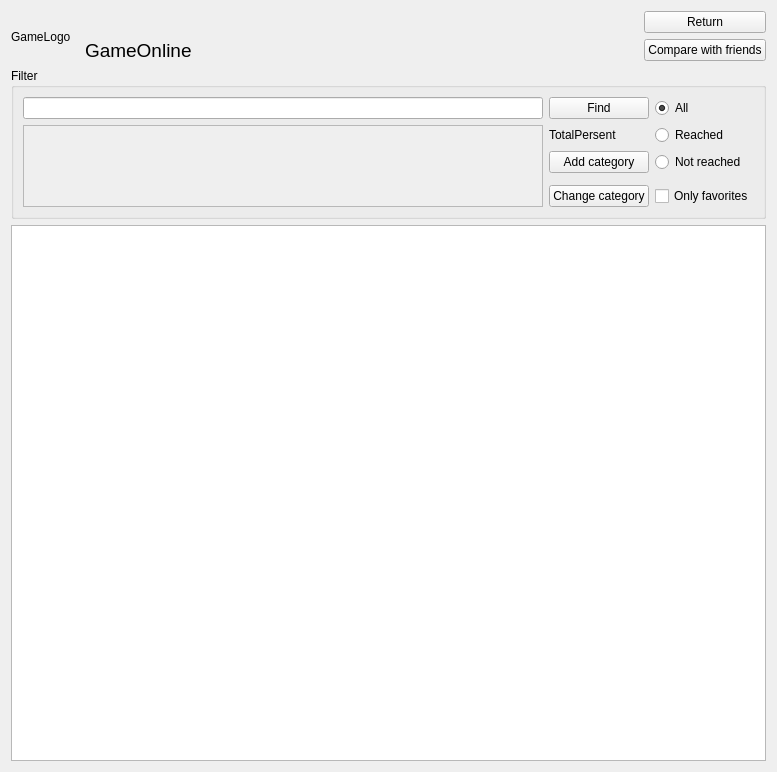
Above: AraSteamManager/formachievements.ui from Arankir/AraSteamManager before the change. Below: the same form after it.
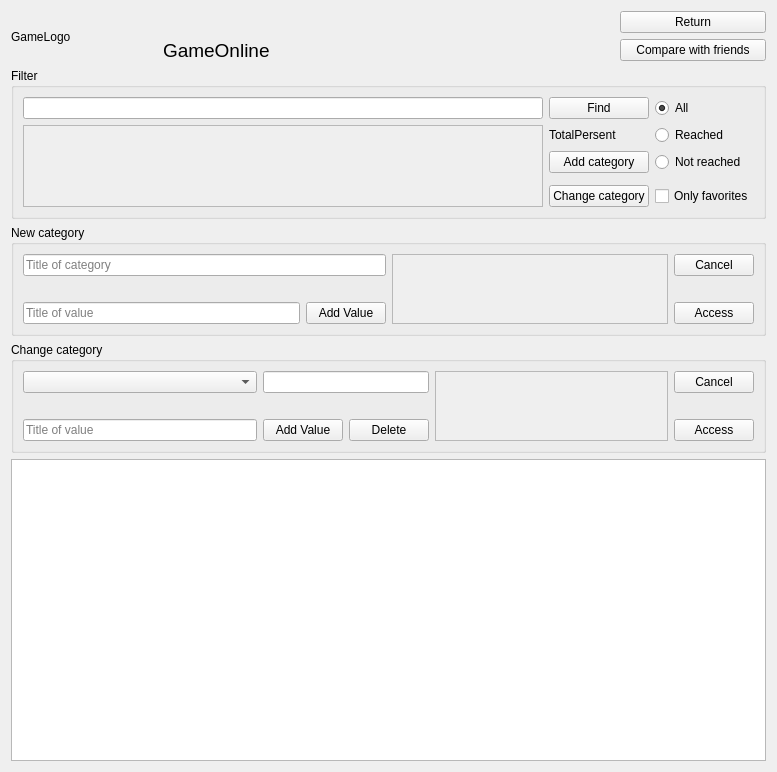
That is the form after the change.

Diff of the .ui file:
```diff
--- a/AraSteamManager/formachievements.ui
+++ b/AraSteamManager/formachievements.ui
@@ -13,18 +13,75 @@
   <property name="windowTitle">
    <string>Form</string>
   </property>
-  <layout class="QGridLayout" name="gridLayout_2">
-   <item row="6" column="0" colspan="9">
-    <widget class="QTableWidget" name="FormAchievementsTableWidgetAchievements"/>
-   </item>
-   <item row="0" column="8">
-    <widget class="QPushButton" name="FormAchievementsButtonReturn">
-     <property name="text">
-      <string>Return</string>
+  <layout class="QGridLayout" name="gridLayout_4">
+   <item row="4" column="0" colspan="5">
+    <widget class="QGroupBox" name="FormAchievementsGroupBoxChangeCategory">
+     <property name="title">
+      <string>Change category</string>
      </property>
+     <layout class="QGridLayout" name="gridLayout_3">
+      <item row="0" column="3" rowspan="3">
+       <widget class="QScrollArea" name="FormAchievementsScrollAreaValuesChangeCategory">
+        <property name="widgetResizable">
+         <bool>true</bool>
+        </property>
+        <widget class="QWidget" name="scrollAreaWidgetContents_3">
+         <property name="geometry">
+          <rect>
+           <x>0</x>
+           <y>0</y>
+           <width>233</width>
+           <height>68</height>
+          </rect>
+         </property>
+        </widget>
+       </widget>
+      </item>
+      <item row="2" column="4">
+       <widget class="QPushButton" name="FormAchievementsButtonAccessChangeCategory">
+        <property name="text">
+         <string>Access</string>
+        </property>
+       </widget>
+      </item>
+      <item row="0" column="0">
+       <widget class="QComboBox" name="FormAchievementsComboBoxCategoriesChangeCategory"/>
+      </item>
+      <item row="2" column="1">
+       <widget class="QPushButton" name="FormAchievementsButtonAddValueChangeCategory">
+        <property name="text">
+         <string>Add Value</string>
+        </property>
+       </widget>
+      </item>
+      <item row="0" column="4">
+       <widget class="QPushButton" name="FormAchievementsButtonCancelChangeCategory">
+        <property name="text">
+         <string>Cancel</string>
+        </property>
+       </widget>
+      </item>
+      <item row="2" column="0">
+       <widget class="QLineEdit" name="FormAchievementsLineEditTitleValueChangeCategory">
+        <property name="placeholderText">
+         <string>Title of value</string>
+        </property>
+       </widget>
+      </item>
+      <item row="2" column="2">
+       <widget class="QPushButton" name="FormAchievementsButtonDeleteCategory">
+        <property name="text">
+         <string>Delete</string>
+        </property>
+       </widget>
+      </item>
+      <item row="0" column="1" colspan="2">
+       <widget class="QLineEdit" name="FormAchievementsLineEditTitleCategoryChangeCategory"/>
+      </item>
+     </layout>
     </widget>
    </item>
-   <item row="2" column="0" rowspan="2" colspan="9">
+   <item row="2" column="0" colspan="5">
     <widget class="QGroupBox" name="FormAchievementsGroupBoxFilter">
      <property name="title">
       <string>Filter</string>
@@ -112,11 +169,65 @@
      </layout>
     </widget>
    </item>
-   <item row="1" column="8">
-    <widget class="QPushButton" name="FormAchievementsButtonCompare">
-     <property name="text">
-      <string>Compare with friends</string>
+   <item row="3" column="0" colspan="5">
+    <widget class="QGroupBox" name="FormAchievementsGroupBoxAddCategory">
+     <property name="title">
+      <string>New category</string>
      </property>
+     <layout class="QGridLayout" name="gridLayout_2">
+      <item row="0" column="0" colspan="2">
+       <widget class="QLineEdit" name="FormAchievementsLineEditTitleNewCategory">
+        <property name="placeholderText">
+         <string>Title of category</string>
+        </property>
+       </widget>
+      </item>
+      <item row="0" column="2" rowspan="3">
+       <widget class="QScrollArea" name="FormAchievementsScrollAreaValues">
+        <property name="widgetResizable">
+         <bool>true</bool>
+        </property>
+        <widget class="QWidget" name="scrollAreaWidgetContents_2">
+         <property name="geometry">
+          <rect>
+           <x>0</x>
+           <y>0</y>
+           <width>276</width>
+           <height>68</height>
+          </rect>
+         </property>
+        </widget>
+       </widget>
+      </item>
+      <item row="0" column="3">
+       <widget class="QPushButton" name="FormAchievementsButtonCancelNewCategory">
+        <property name="text">
+         <string>Cancel</string>
+        </property>
+       </widget>
+      </item>
+      <item row="2" column="3">
+       <widget class="QPushButton" name="FormAchievementsButtonAccessNewCategory">
+        <property name="text">
+         <string>Access</string>
+        </property>
+       </widget>
+      </item>
+      <item row="2" column="0">
+       <widget class="QLineEdit" name="FormAchievementsLineEditTitleValueNewCategory">
+        <property name="placeholderText">
+         <string>Title of value</string>
+        </property>
+       </widget>
+      </item>
+      <item row="2" column="1">
+       <widget class="QPushButton" name="FormAchievementsButtonAddValueNewCategory">
+        <property name="text">
+         <string>Add Value</string>
+        </property>
+       </widget>
+      </item>
+     </layout>
     </widget>
    </item>
    <item row="1" column="1">
@@ -131,6 +242,23 @@
      </property>
     </widget>
    </item>
+   <item row="5" column="0" colspan="5">
+    <widget class="QTableWidget" name="FormAchievementsTableWidgetAchievements"/>
+   </item>
+   <item row="0" column="4">
+    <widget class="QPushButton" name="FormAchievementsButtonReturn">
+     <property name="text">
+      <string>Return</string>
+     </property>
+    </widget>
+   </item>
+   <item row="1" column="4">
+    <widget class="QPushButton" name="FormAchievementsButtonCompare">
+     <property name="text">
+      <string>Compare with friends</string>
+     </property>
+    </widget>
+   </item>
    <item row="0" column="0" rowspan="2">
     <widget class="QLabel" name="FormAchievementsLabelGameLogo">
      <property name="text">
```
